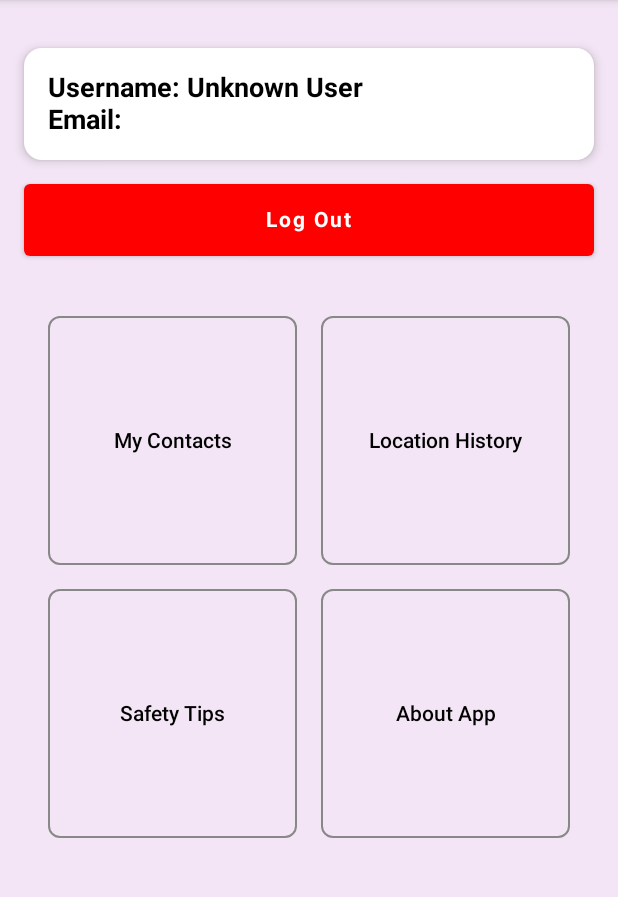
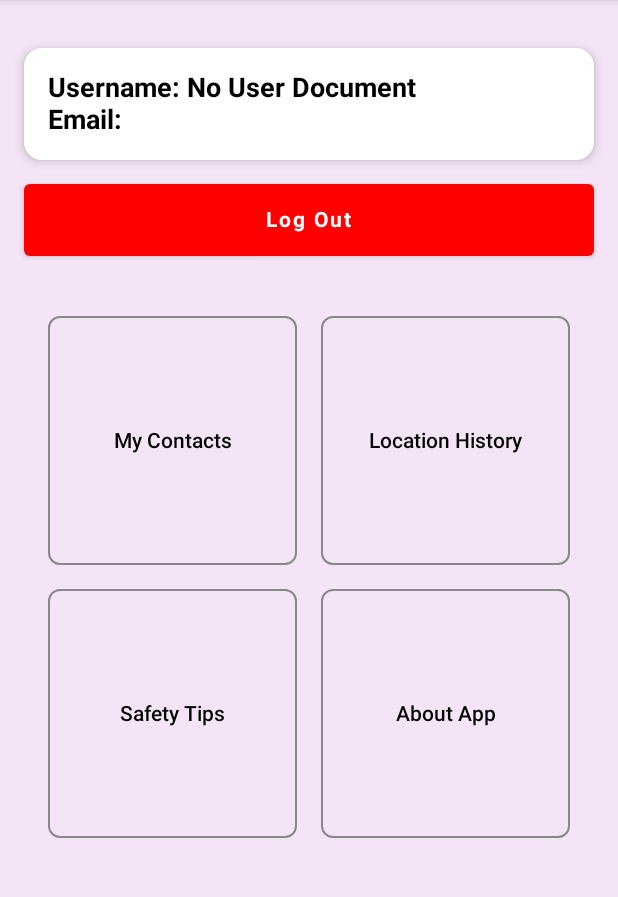
Before and after one commit to Venika04/KAVACH, an Android app built with Jetpack Compose: the ProfileScreen screen opened through its navigation route, on a phone screen of 412 x 824 dp, the part 84-981 px from its top. Run offline under Robolectric (Android 15) with nearby library versions, the phone set to English and light mode, and no system bars; our stand-ins replace Firebase (no records; nobody signed in at launch, a user with empty details on screens opened directly).

Commit message:
sync profile and contacts with backend

```diff
--- a/app/build.gradle.kts
+++ b/app/build.gradle.kts
@@ -88,5 +88,7 @@ dependencies {
     implementation("com.google.firebase:firebase-analytics")
     implementation("com.google.firebase:firebase-auth-ktx")
     implementation("com.google.android.gms:play-services-auth:21.3.0")
+    implementation ("com.google.firebase:firebase-firestore-ktx")
+
 
 }
--- a/app/src/main/java/com/example/kavach/ProfileScreen.kt
+++ b/app/src/main/java/com/example/kavach/ProfileScreen.kt
@@ -14,6 +14,10 @@ import androidx.compose.material.*
 import androidx.compose.material.icons.Icons
 import androidx.compose.material.icons.filled.ArrowBack
 import androidx.compose.runtime.Composable
+import androidx.compose.runtime.getValue
+import androidx.compose.runtime.mutableStateOf
+import androidx.compose.runtime.remember
+import androidx.compose.runtime.setValue
 import androidx.compose.ui.Alignment
 import androidx.compose.ui.Modifier
 import androidx.compose.ui.draw.clip
@@ -25,6 +29,8 @@ import androidx.compose.ui.unit.dp
 import androidx.compose.ui.unit.sp
 import androidx.navigation.NavHostController
 import com.google.firebase.auth.FirebaseAuth
+import com.google.firebase.firestore.FirebaseFirestore
+import androidx.compose.runtime.*
 
 @Composable
 fun ProfileScreen(navController: NavHostController) {
@@ -33,8 +39,31 @@ fun ProfileScreen(navController: NavHostController) {
     val user = FirebaseAuth.getInstance().currentUser
     val email = user?.email ?: "No Email Found"
     val context = LocalContext.current
-    val sharedPrefs = context.getSharedPreferences("KavachPrefs", Context.MODE_PRIVATE)
-    val username = sharedPrefs.getString("username", "Unknown User")
+//    val sharedPrefs = context.getSharedPreferences("KavachPrefs", Context.MODE_PRIVATE)
+//    val username = sharedPrefs.getString("username", "Unknown User")
+    val auth = FirebaseAuth.getInstance()
+    val userId = auth.currentUser?.uid
+    var userName by remember { mutableStateOf("Loading...") }
+
+    LaunchedEffect(userId) {
+        userId?.let { uid ->
+            FirebaseFirestore.getInstance()
+                .collection("users")
+                .document(uid)
+                .get()
+                .addOnSuccessListener { document ->
+                    if(document.exists()) {
+                        val nameFromDb = document.getString("name")
+                        userName = nameFromDb ?: "No Name Found"
+                    } else {
+                        userName = "No User Document"
+                    }
+                }
+                .addOnFailureListener {
+                    userName = "Failed to load name"
+                }
+        }
+    }
 
 
     Scaffold(
@@ -81,7 +110,7 @@ fun ProfileScreen(navController: NavHostController) {
                     modifier = Modifier.fillMaxWidth()
                 ) {
                     Column(modifier = Modifier.padding(16.dp)) {
-                        Text("Username: $username", fontSize = 18.sp, fontWeight = FontWeight.Bold)
+                        Text("Username: $userName", fontSize = 18.sp, fontWeight = FontWeight.Bold)
                         Text("Email: $email", fontSize = 18.sp, fontWeight = FontWeight.Bold)                    }
                 }
 
```
Also changed, not shown: app/src/main/java/com/example/kavach/AddContactScreen.kt (+11 -1 lines), app/src/main/java/com/example/kavach/ContactViewModel.kt (+64 -0 lines), app/src/main/java/com/example/kavach/Navigation.kt (+27 -8 lines), app/src/main/java/com/example/kavach/UserInfoScreen.kt (+60 -11 lines).
